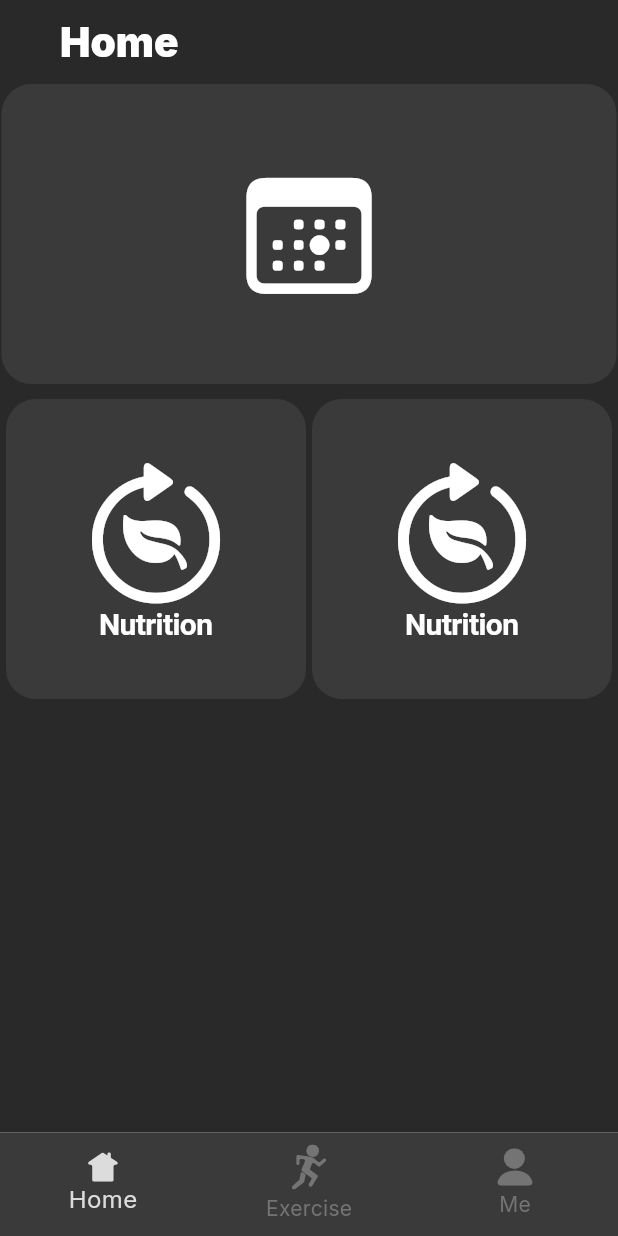
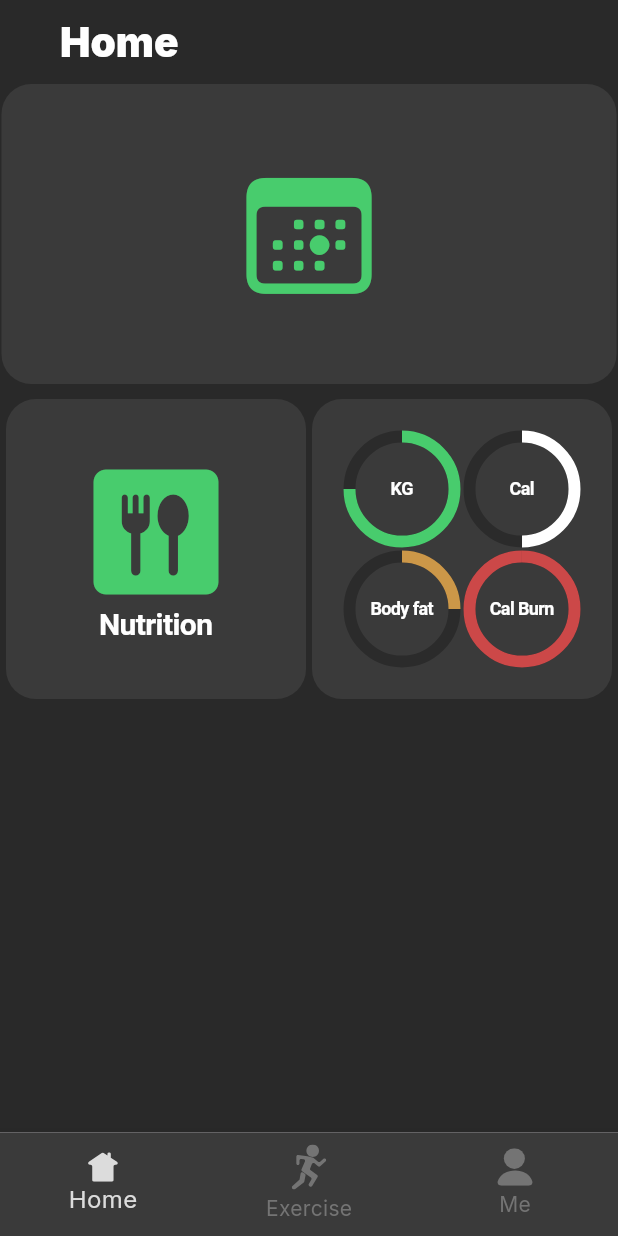
Before and after one commit to AbsolutelyHaakon/FitnessApp-IDATA2503, a Flutter app: the screen it shows after launch, on a phone screen of 412 x 824 dp. Run offline on Flutter 3.47's test engine with Material 3 defaults, Android fonts, the phone set to English and light mode, and no system bars; our stand-ins replace flutter_svg.

Commit message:
Added rings component

```diff
--- a/lib/modules/nutrition_module.dart
+++ b/lib/modules/nutrition_module.dart
@@ -22,8 +22,8 @@ class NutritionModule extends StatelessWidget {
             mainAxisAlignment: MainAxisAlignment.center,
             children: [
               Icon(
-                CupertinoIcons.leaf_arrow_circlepath,
-                color: CupertinoColors.white,
+                Icons.dining_rounded,
+                color: Color(0xFF48CC6D),
                 size: 100,
               ),
               Text(
--- /dev/null
+++ b/lib/modules/rings_module.dart
@@ -0,0 +1,150 @@
+import 'package:flutter/cupertino.dart';
+import 'package:flutter/material.dart';
+
+class RingsModule extends StatelessWidget {
+  @override
+  Widget build(BuildContext context) {
+    return Center(
+      child: CupertinoButton(
+        padding: EdgeInsets.zero,
+        onPressed: () {
+          // Define the action when the button is pressed
+        },
+        child: Container(
+          width: 200,
+          height: 200,
+          decoration: BoxDecoration(
+            color: const Color(0xFF3A3A3A),
+            borderRadius: BorderRadius.circular(20),
+          ),
+          child: const Column(
+            mainAxisAlignment: MainAxisAlignment.center,
+            children: [
+              Row(
+                mainAxisAlignment: MainAxisAlignment.center,
+                children: [
+                  SizedBox(
+                    width: 70,
+                    height: 70,
+                    child: Stack(
+                      alignment: Alignment.center,
+                      children: [
+                        SizedBox(
+                          width: 70.0,
+                          height: 70.0,
+                          child: CircularProgressIndicator(
+                            value: 0.75, // Example progress value
+                            strokeWidth: 8.0,
+                            valueColor: AlwaysStoppedAnimation<Color>(Color(0xFF48CC6D)),
+                            backgroundColor: Color(0xFF2B2B2B),
+                          ),
+                        ),
+                        Text(
+                          'KG',
+                          style: TextStyle(
+                            color: Colors.white,
+                            fontSize: 12,
+                            fontWeight: FontWeight.bold,
+                          ),
+                        ),
+                      ],
+                    ),
+                  ),
+                  SizedBox(width: 10),
+                  SizedBox(
+                    width: 70,
+                    height: 70,
+                    child: Stack(
+                      alignment: Alignment.center,
+                      children: [
+                        SizedBox(
+                          width: 70.0,
+                          height: 70.0,
+                          child: CircularProgressIndicator(
+                            value: 0.5, // Example progress value
+                            strokeWidth: 8.0,
+                            valueColor: AlwaysStoppedAnimation<Color>(Color(0xFFFFFFFF)),
+                            backgroundColor: Color(0xFF2B2B2B),
+                          ),
+                        ),
+                        Text(
+                          'Cal',
+                          style: TextStyle(
+                            color: Colors.white,
+                            fontSize: 12,
+                            fontWeight: FontWeight.bold,
+                          ),
+                        ),
+                      ],
+                    ),
+                  ),
+                ],
+              ),
+              SizedBox(height: 10),
+              Row(
+                mainAxisAlignment: MainAxisAlignment.center,
+                children: [
+                  SizedBox(
+                    width: 70,
+                    height: 70,
+                    child: Stack(
+                      alignment: Alignment.center,
+                      children: [
+                        SizedBox(
+                          width: 70.0,
+                          height: 70.0,
+                          child: CircularProgressIndicator(
+                            value: 0.25, // Example progress value
+                            strokeWidth: 8.0,
+                            valueColor: AlwaysStoppedAnimation<Color>(Color(0xFFCC9748)),
+                            backgroundColor: Color(0xFF2B2B2B),
+                          ),
+                        ),
+                        Text(
+                          'Body fat',
+                          style: TextStyle(
+                            color: Colors.white,
+                            fontSize: 12,
+                            fontWeight: FontWeight.bold,
+                          ),
+                        ),
+                      ],
+                    ),
+                  ),
+                  SizedBox(width: 10),
+                  SizedBox(
+                    width: 70,
+                    height: 70,
+                    child: Stack(
+                      alignment: Alignment.center,
+                      children: [
+                        SizedBox(
+                          width: 70.0,
+                          height: 70.0,
+                          child: CircularProgressIndicator(
+                            value: 1, // Example progress value
+                            strokeWidth: 8.0,
+                            valueColor: AlwaysStoppedAnimation<Color>(Color(0xFFCC4848)),
+                            backgroundColor: Color(0xFF2B2B2B),
+                          ),
+                        ),
+                        Text(
+                          'Cal Burn',
+                          style: TextStyle(
+                            color: Colors.white,
+                            fontSize: 12,
+                            fontWeight: FontWeight.bold,
+                          ),
+                        ),
+                      ],
+                    ),
+                  ),
+                ],
+              ),
+            ],
+          ),
+        ),
+      ),
+    );
+  }
+}
--- a/lib/modules/today_module.dart
+++ b/lib/modules/today_module.dart
@@ -29,7 +29,7 @@ class TodayModule extends StatelessWidget {
           ),
           child: const Icon(
             CupertinoIcons.calendar_today,
-            color: CupertinoColors.white,
+            color: Color(0xFF48CC6D),
             size: 100,
           ),
         ),
--- a/lib/pages/home.dart
+++ b/lib/pages/home.dart
@@ -1,3 +1,4 @@
+import 'package:fitnessapp_idata2503/modules/rings_module.dart';
 import 'package:flutter/material.dart';
 import '../modules/nutrition_module.dart';
 import '../modules/today_module.dart';
@@ -38,7 +39,7 @@ class _HomeState extends State<Home> {
               mainAxisAlignment: MainAxisAlignment.spaceEvenly,
               children: [
                 NutritionModule(),
-                NutritionModule(),
+                RingsModule(),
               ],
             ),
           ],
```
